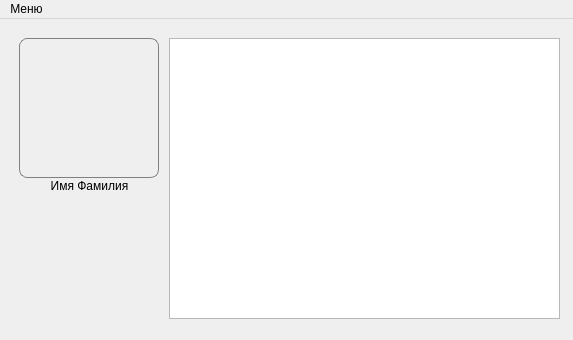
This is audi/mainwindow.ui in pascal-enjoyer/ARM as Qt 5 draws it before an edit. The edited form follows.
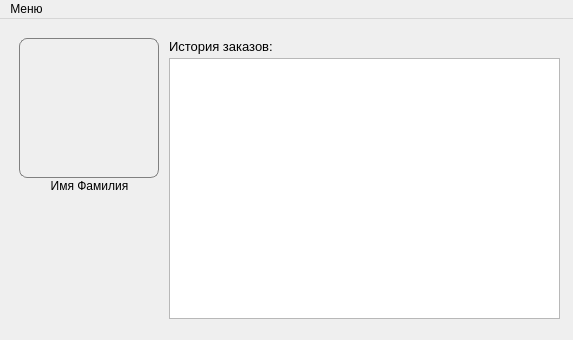
This is the edited form. Icons and pictures are not drawn.

What changed in the file:
```diff
--- a/audi/mainwindow.ui
+++ b/audi/mainwindow.ui
@@ -461,12 +461,30 @@
         <property name="geometry">
          <rect>
           <x>160</x>
-          <y>10</y>
+          <y>30</y>
           <width>391</width>
-          <height>281</height>
+          <height>261</height>
          </rect>
         </property>
        </widget>
+       <widget class="QLabel" name="label_5">
+        <property name="geometry">
+         <rect>
+          <x>160</x>
+          <y>10</y>
+          <width>381</width>
+          <height>16</height>
+         </rect>
+        </property>
+        <property name="font">
+         <font>
+          <pointsize>10</pointsize>
+         </font>
+        </property>
+        <property name="text">
+         <string>История заказов:</string>
+        </property>
+       </widget>
       </widget>
      </widget>
     </item>
```
